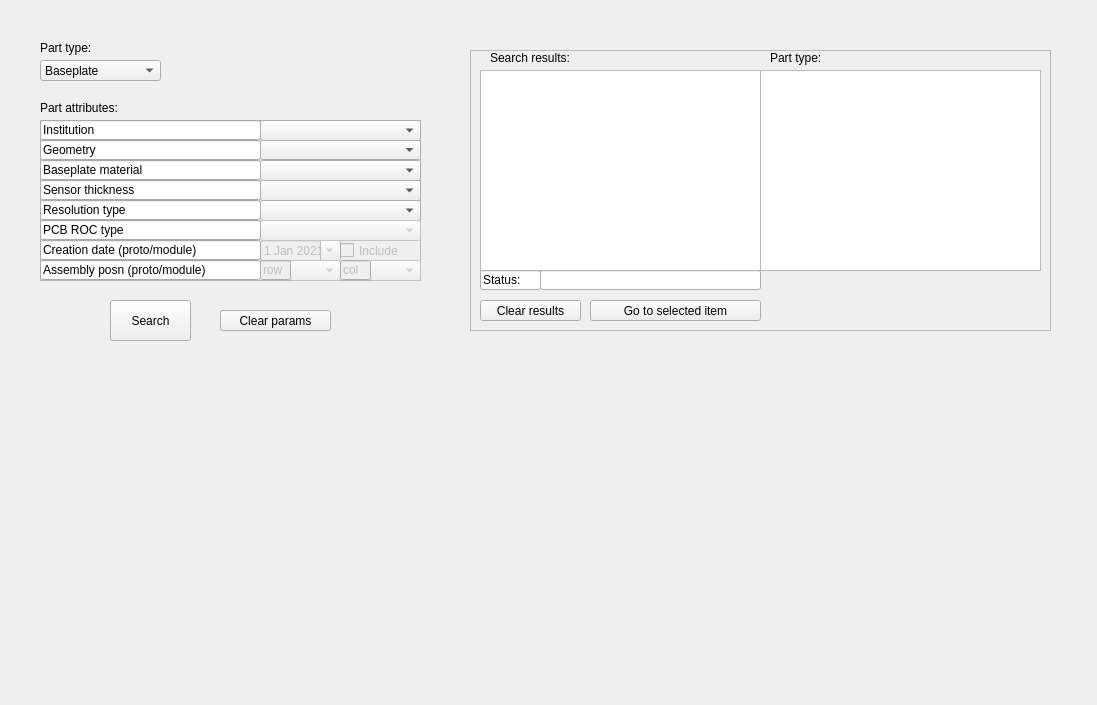
IncandelaLab/SharedUI, file pages_ui/search.ui: the form before one commit.
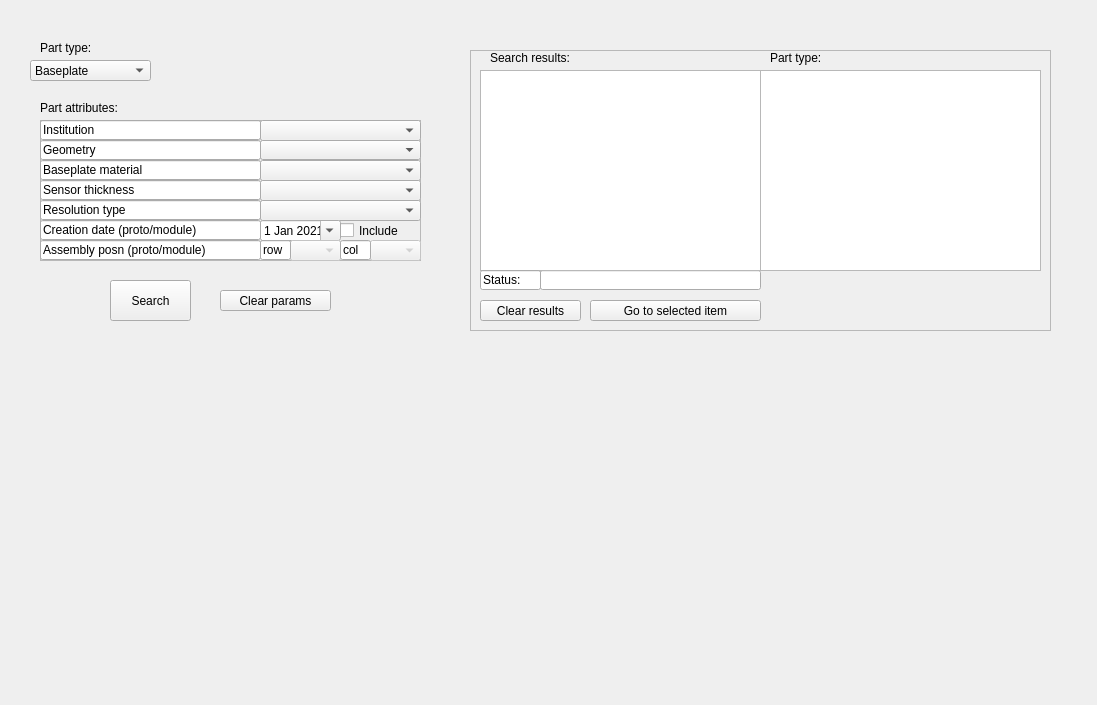
The form after the commit.

Commit message: Clean up last bugs, search page

```diff
--- a/pages_ui/search.ui
+++ b/pages_ui/search.ui
@@ -17,7 +17,7 @@
    <property name="geometry">
     <rect>
      <x>110</x>
-     <y>300</y>
+     <y>280</y>
      <width>81</width>
      <height>41</height>
     </rect>
@@ -30,7 +30,7 @@
    <property name="geometry">
     <rect>
      <x>220</x>
-     <y>310</y>
+     <y>290</y>
      <width>111</width>
      <height>21</height>
     </rect>
@@ -45,7 +45,7 @@
      <x>40</x>
      <y>120</y>
      <width>381</width>
-     <height>161</height>
+     <height>141</height>
     </rect>
    </property>
    <property name="frameShape">
@@ -56,12 +56,12 @@
    </property>
    <widget class="QCheckBox" name="ckUseDate">
     <property name="enabled">
-     <bool>false</bool>
+     <bool>true</bool>
     </property>
     <property name="geometry">
      <rect>
       <x>300</x>
-      <y>120</y>
+      <y>100</y>
       <width>71</width>
       <height>21</height>
      </rect>
@@ -178,12 +178,12 @@
    </widget>
    <widget class="QDateEdit" name="dCreated">
     <property name="enabled">
-     <bool>false</bool>
+     <bool>true</bool>
     </property>
     <property name="geometry">
      <rect>
       <x>220</x>
-      <y>120</y>
+      <y>100</y>
       <width>81</width>
       <height>21</height>
      </rect>
@@ -270,7 +270,7 @@
     <property name="geometry">
      <rect>
       <x>330</x>
-      <y>140</y>
+      <y>120</y>
       <width>51</width>
       <height>21</height>
      </rect>
@@ -301,7 +301,7 @@
     <property name="geometry">
      <rect>
       <x>0</x>
-      <y>120</y>
+      <y>100</y>
       <width>221</width>
       <height>20</height>
      </rect>
@@ -313,65 +313,6 @@
      <bool>true</bool>
     </property>
    </widget>
-   <widget class="QComboBox" name="cbPCBType">
-    <property name="enabled">
-     <bool>false</bool>
-    </property>
-    <property name="geometry">
-     <rect>
-      <x>220</x>
-      <y>100</y>
-      <width>161</width>
-      <height>21</height>
-     </rect>
-    </property>
-    <property name="currentText">
-     <string/>
-    </property>
-    <property name="currentIndex">
-     <number>0</number>
-    </property>
-    <item>
-     <property name="text">
-      <string/>
-     </property>
-    </item>
-    <item>
-     <property name="text">
-      <string>HGCROCV1</string>
-     </property>
-    </item>
-    <item>
-     <property name="text">
-      <string>HGCROCV2</string>
-     </property>
-    </item>
-    <item>
-     <property name="text">
-      <string>HGCROCV3</string>
-     </property>
-    </item>
-    <item>
-     <property name="text">
-      <string>SKIROCV1</string>
-     </property>
-    </item>
-    <item>
-     <property name="text">
-      <string>SKIROCV2</string>
-     </property>
-    </item>
-    <item>
-     <property name="text">
-      <string>SKIROCV3</string>
-     </property>
-    </item>
-    <item>
-     <property name="text">
-      <string>HGCROC dummy</string>
-     </property>
-    </item>
-   </widget>
    <widget class="QComboBox" name="cbShape">
     <property name="geometry">
      <rect>
@@ -432,7 +373,7 @@
     <property name="geometry">
      <rect>
       <x>250</x>
-      <y>140</y>
+      <y>120</y>
       <width>51</width>
       <height>21</height>
      </rect>
@@ -466,12 +407,12 @@
    </widget>
    <widget class="QLineEdit" name="lineEdit_22">
     <property name="enabled">
-     <bool>false</bool>
+     <bool>true</bool>
     </property>
     <property name="geometry">
      <rect>
       <x>300</x>
-      <y>140</y>
+      <y>120</y>
       <width>31</width>
       <height>20</height>
      </rect>
@@ -532,27 +473,11 @@
      <bool>true</bool>
     </property>
    </widget>
-   <widget class="QLineEdit" name="lineEdit_19">
-    <property name="geometry">
-     <rect>
-      <x>0</x>
-      <y>100</y>
-      <width>221</width>
-      <height>20</height>
-     </rect>
-    </property>
-    <property name="text">
-     <string>PCB ROC type</string>
-    </property>
-    <property name="readOnly">
-     <bool>true</bool>
-    </property>
-   </widget>
    <widget class="QLineEdit" name="lineEdit_20">
     <property name="geometry">
      <rect>
       <x>0</x>
-      <y>140</y>
+      <y>120</y>
       <width>221</width>
       <height>20</height>
      </rect>
@@ -566,12 +491,12 @@
    </widget>
    <widget class="QLineEdit" name="lineEdit_21">
     <property name="enabled">
-     <bool>false</bool>
+     <bool>true</bool>
     </property>
     <property name="geometry">
      <rect>
       <x>220</x>
-      <y>140</y>
+      <y>120</y>
       <width>31</width>
       <height>20</height>
      </rect>
@@ -628,7 +553,7 @@
   <widget class="QComboBox" name="cbPartType">
    <property name="geometry">
     <rect>
-     <x>40</x>
+     <x>30</x>
      <y>60</y>
      <width>121</width>
      <height>21</height>
```
Left out of the diff: 3 changed lines with no effect on the pictures. The commit also changes 9 other files.
